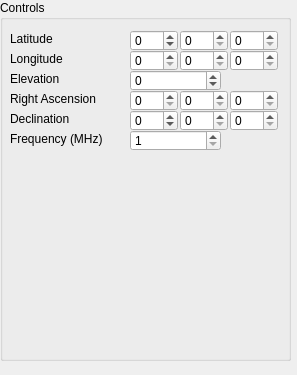
ahp-electronics/xc-gui, file inputs.ui: the form before one commit.
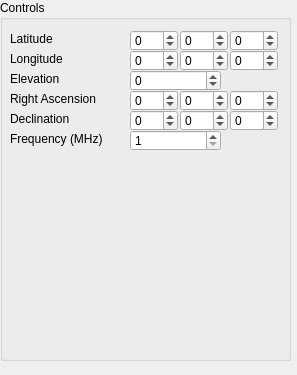
The form after the commit.

What changed in the file:
```diff
--- a/inputs.ui
+++ b/inputs.ui
@@ -98,8 +98,11 @@
       <height>21</height>
      </rect>
     </property>
+    <property name="minimum">
+     <number>-1</number>
+    </property>
     <property name="maximum">
-     <number>59</number>
+     <number>60</number>
     </property>
    </widget>
    <widget class="QSpinBox" name="Ra_1">
@@ -111,8 +114,11 @@
       <height>21</height>
      </rect>
     </property>
+    <property name="minimum">
+     <number>-1</number>
+    </property>
     <property name="maximum">
-     <number>59</number>
+     <number>60</number>
     </property>
    </widget>
    <widget class="QLabel" name="label_6">
@@ -137,8 +143,11 @@
       <height>21</height>
      </rect>
     </property>
+    <property name="minimum">
+     <number>-1</number>
+    </property>
     <property name="maximum">
-     <number>359</number>
+     <number>360</number>
     </property>
    </widget>
    <widget class="QSpinBox" name="El">
@@ -166,8 +175,11 @@
       <height>21</height>
      </rect>
     </property>
+    <property name="minimum">
+     <number>-1</number>
+    </property>
     <property name="maximum">
-     <number>59</number>
+     <number>60</number>
     </property>
    </widget>
    <widget class="QLabel" name="label_2">
@@ -205,8 +217,11 @@
       <height>21</height>
      </rect>
     </property>
+    <property name="minimum">
+     <number>-1</number>
+    </property>
     <property name="maximum">
-     <number>59</number>
+     <number>60</number>
     </property>
    </widget>
    <widget class="QSpinBox" name="Lon_2">
@@ -218,8 +233,11 @@
       <height>21</height>
      </rect>
     </property>
+    <property name="minimum">
+     <number>-1</number>
+    </property>
     <property name="maximum">
-     <number>59</number>
+     <number>60</number>
     </property>
    </widget>
    <widget class="QSpinBox" name="Ra_0">
@@ -231,8 +249,11 @@
       <height>21</height>
      </rect>
     </property>
+    <property name="minimum">
+     <number>-1</number>
+    </property>
     <property name="maximum">
-     <number>23</number>
+     <number>24</number>
     </property>
    </widget>
    <widget class="QSpinBox" name="Dec_2">
@@ -244,8 +265,11 @@
       <height>21</height>
      </rect>
     </property>
+    <property name="minimum">
+     <number>-1</number>
+    </property>
     <property name="maximum">
-     <number>59</number>
+     <number>60</number>
     </property>
    </widget>
    <widget class="QLabel" name="label">
@@ -283,8 +307,11 @@
       <height>21</height>
      </rect>
     </property>
+    <property name="minimum">
+     <number>-1</number>
+    </property>
     <property name="maximum">
-     <number>59</number>
+     <number>60</number>
     </property>
    </widget>
    <widget class="QSpinBox" name="Frequency">
@@ -312,8 +339,11 @@
       <height>21</height>
      </rect>
     </property>
+    <property name="minimum">
+     <number>-1</number>
+    </property>
     <property name="maximum">
-     <number>59</number>
+     <number>60</number>
     </property>
    </widget>
   </widget>
```
